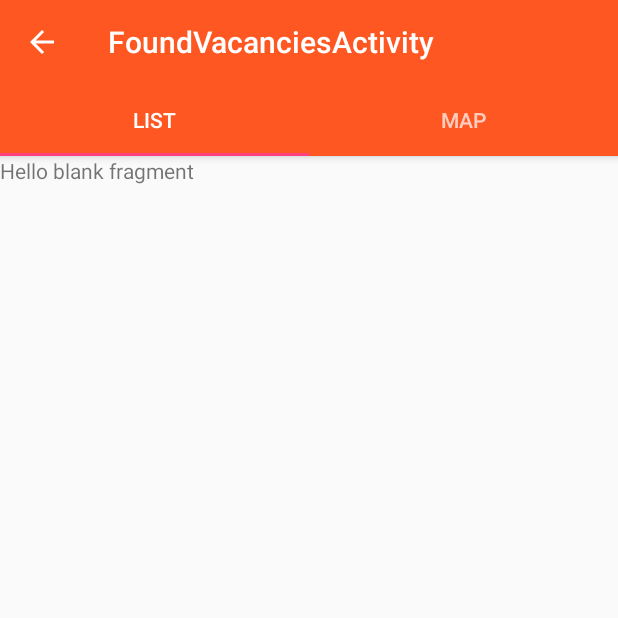
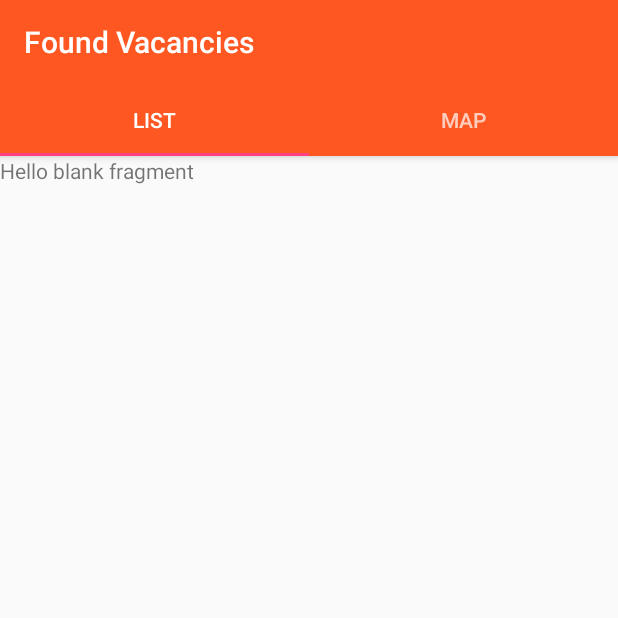
Before and after one commit to Favna/KB-50.10-Repo, an Android app: the FoundVacanciesActivity screen opened directly, with no data from a screen before it, on a phone screen of 412 x 824 dp, the top half of it. Run offline under Robolectric (Android 15) with nearby library versions, the phone set to English and light mode, and no system bars.

Commit message:
Core/Activity: Removed unnecessary button and renamed activity.

```diff
--- a/WorkSurge/app/src/main/java/com/example/method/worksurge/FoundVacanciesActivity.java
+++ b/WorkSurge/app/src/main/java/com/example/method/worksurge/FoundVacanciesActivity.java
@@ -28,7 +28,7 @@ public class FoundVacanciesActivity extends AppCompatActivity {
 
         Toolbar toolbar = (Toolbar) findViewById(R.id.toolbar);
         setSupportActionBar(toolbar);
-        getSupportActionBar().setDisplayHomeAsUpEnabled(true);
+        //getSupportActionBar().setDisplayHomeAsUpEnabled(true);
 
         viewPager = (ViewPager) findViewById(R.id.viewpager);
         setupViewPager(viewPager);
--- a/WorkSurge/app/src/main/res/values/strings.xml
+++ b/WorkSurge/app/src/main/res/values/strings.xml
@@ -8,7 +8,7 @@
         <item>10</item>
         <item>20</item>
     </string-array>
-    <string name="title_activity_found_vacancies">FoundVacanciesActivity</string>
+    <string name="title_activity_found_vacancies">Found Vacancies</string>
 
     <!-- TODO: Remove or change this placeholder text -->
     <string name="hello_blank_fragment">Hello blank fragment</string>
```
